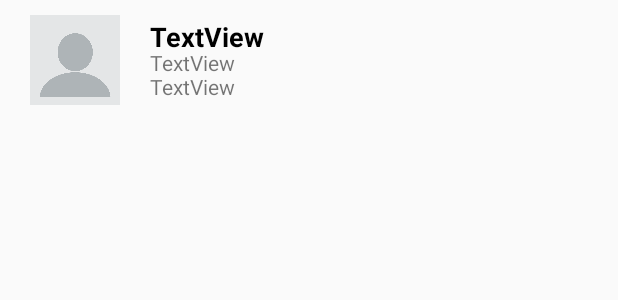
After one commit to yuqiaoliang/Drucker, an Android app: the layout custom_post_outline.xml on its own in the app's theme, with its tools: preview values and no code run, on a phone screen of 412 x 824 dp. The commit adds this screen. Shown: the top 300 px of the screen. Run offline under Robolectric (Android 15) with nearby library versions, the phone set to English and light mode, and no system bars.

Commit message:
view post title UI modify & connect to server modify

```diff
--- a/drucker_android/app/src/main/java/com/example/yueyingwu/testapp/BulbInputActivity.java
+++ b/drucker_android/app/src/main/java/com/example/yueyingwu/testapp/BulbInputActivity.java
@@ -202,7 +202,9 @@ public class BulbInputActivity extends AppCompatActivity {
         private String receivedData = "";
         @Override
         protected Void doInBackground(Void... voids) {
-            String sendURL="http://192.168.1.9:8080/lightModul?x1="+elecRate+"&x2="+taxRate+"&x3="+minReturn+"&s1="+spinnerOld+"&s2="+spinnerNew+"&x4="+oldNumBulb+"&x11="+newNumBulb+"&x5="+oldPrice+"&x12="+newPrice+"&x6="+oldWattage+"&x13="+newWattage+"&x7="+oldLumens+"&x14="+newLumens+"&x8="+oldLifespan+"&x15="+newLifespan+"&x9="+oldHoursWeekday+"&x16="+newHoursWeekday+"&x10="+oldHoursWeekend+"&x17="+newHoursWeekend+"&x18="+rebates;
+            String sendURL="http://10.197.189.82:8080/lightModul?x1="+elecRate+"&x2="+taxRate+"&x3="+minReturn+"&s1="+spinnerOld+"&s2="+spinnerNew+"&x4="+oldNumBulb+"&x11="+newNumBulb+"&x5="+oldPrice+"&x12="+newPrice+"&x6="+oldWattage+"&x13="+newWattage+"&x7="+oldLumens+"&x14="+newLumens+"&x8="+oldLifespan+"&x15="+newLifespan+"&x9="+oldHoursWeekday+"&x16="+newHoursWeekday+"&x10="+oldHoursWeekend+"&x17="+newHoursWeekend+"&x18="+rebates;
+//            String sendURL="http://192.168.1.9:8080/lightModul?x1="+elecRate+"&x2="+taxRate+"&x3="+minReturn+"&s1="+spinnerOld+"&s2="+spinnerNew+"&x4="+oldNumBulb+"&x11="+newNumBulb+"&x5="+oldPrice+"&x12="+newPrice+"&x6="+oldWattage+"&x13="+newWattage+"&x7="+oldLumens+"&x14="+newLumens+"&x8="+oldLifespan+"&x15="+newLifespan+"&x9="+oldHoursWeekday+"&x16="+newHoursWeekday+"&x10="+oldHoursWeekend+"&x17="+newHoursWeekend+"&x18="+rebates;
+
             String method = "GET";
             fetchResult lightingCall = new fetchResult(sendURL,method);
             receivedData = lightingCall.getResult();
--- a/drucker_android/app/src/main/java/com/example/yueyingwu/testapp/PlumbingInputActivity.java
+++ b/drucker_android/app/src/main/java/com/example/yueyingwu/testapp/PlumbingInputActivity.java
@@ -175,7 +175,8 @@ public class PlumbingInputActivity extends AppCompatActivity {
         private String receivedDataPlumb = "";
         @Override
         protected Void doInBackground(Void... voids) {
-            String sendURL="http://192.168.1.9:8080/PlumbModul?y1="+waterCostPlumb+"&y2="+taxRatePlumb+"&y3="+minReturnPlumb+"&s1="+spinnerOld3Plumb+"&s2="+spinnerNew4Plumb+"&y4="+oldNumFixturePlumb+"&y8="+newNumFixturePlumb+"&y5="+oldPricePlumb+"&y9="+newPricePlumb+"&y6="+oldFlowRatePlumb+"&y10="+newFlowRatePlumb+"&y7="+oldEstimatedHoursPerDayPlumb+"&y11="+newEstimatedHoursPerDayPlumb+"&y12="+rebatesPlumb;
+            String sendURL="http://10.197.189.82:8080/PlumbModul?y1="+waterCostPlumb+"&y2="+taxRatePlumb+"&y3="+minReturnPlumb+"&s1="+spinnerOld3Plumb+"&s2="+spinnerNew4Plumb+"&y4="+oldNumFixturePlumb+"&y8="+newNumFixturePlumb+"&y5="+oldPricePlumb+"&y9="+newPricePlumb+"&y6="+oldFlowRatePlumb+"&y10="+newFlowRatePlumb+"&y7="+oldEstimatedHoursPerDayPlumb+"&y11="+newEstimatedHoursPerDayPlumb+"&y12="+rebatesPlumb;
+//            String sendURL="http://192.168.1.9:8080/PlumbModul?y1="+waterCostPlumb+"&y2="+taxRatePlumb+"&y3="+minReturnPlumb+"&s1="+spinnerOld3Plumb+"&s2="+spinnerNew4Plumb+"&y4="+oldNumFixturePlumb+"&y8="+newNumFixturePlumb+"&y5="+oldPricePlumb+"&y9="+newPricePlumb+"&y6="+oldFlowRatePlumb+"&y10="+newFlowRatePlumb+"&y7="+oldEstimatedHoursPerDayPlumb+"&y11="+newEstimatedHoursPerDayPlumb+"&y12="+rebatesPlumb;
             String method = "GET";
             fetchResult lightingCall = new fetchResult(sendURL,method);
             receivedDataPlumb = lightingCall.getResult();
--- a/drucker_android/app/src/main/java/com/example/yueyingwu/testapp/PostDetailActivity.java
+++ b/drucker_android/app/src/main/java/com/example/yueyingwu/testapp/PostDetailActivity.java
@@ -95,7 +95,8 @@ public class PostDetailActivity extends AppCompatActivity {
         private String receiveDetailInfo = "";
         @Override
         protected Void doInBackground(Void... voids) {
-            String sendURL="http://192.168.1.9:8080/forum/post?postid="+Integer.toString(postPID);
+//            String sendURL="http://192.168.1.9:8080/forum/post?postid="+Integer.toString(postPID);
+            String sendURL="http://10.197.189.82:8080/forum/post?postid="+Integer.toString(postPID);
             String method = "GET";
             fetchResult postDetail = new fetchResult(sendURL,method);
             receiveDetailInfo = postDetail.getResult();
--- a/drucker_android/app/src/main/java/com/example/yueyingwu/testapp/customListview.java
+++ b/drucker_android/app/src/main/java/com/example/yueyingwu/testapp/customListview.java
@@ -25,8 +25,6 @@ public class customListview extends ArrayAdapter<String> {
         this.pdfName=pdfName;
         this.picID=picID;
     }
-
-
 
 //    @androidx.annotation.NonNull
 //    @androidx.annotation.Nullable
--- a/drucker_android/app/src/main/res/layout/activity_view_post.xml
+++ b/drucker_android/app/src/main/res/layout/activity_view_post.xml
@@ -12,10 +12,8 @@
         android:layout_height="0dp"
         android:layout_marginStart="8dp"
         android:layout_marginLeft="8dp"
-        android:layout_marginTop="8dp"
         android:layout_marginEnd="8dp"
         android:layout_marginRight="8dp"
-        android:layout_marginBottom="8dp"
         app:layout_constraintBottom_toBottomOf="parent"
         app:layout_constraintEnd_toEndOf="parent"
         app:layout_constraintStart_toStartOf="parent"
--- /dev/null
+++ b/drucker_android/app/src/main/res/layout/custom_post_outline.xml
@@ -0,0 +1,52 @@
+<?xml version="1.0" encoding="utf-8"?>
+<RelativeLayout xmlns:android="http://schemas.android.com/apk/res/android"
+    xmlns:app="http://schemas.android.com/apk/res-auto"
+    xmlns:tools="http://schemas.android.com/tools"
+    android:layout_width="match_parent"
+    android:layout_height="match_parent">
+
+    <ImageView
+        android:id="@+id/imageView3"
+        android:layout_width="60dp"
+        android:layout_height="60dp"
+
+        android:layout_marginStart="20dp"
+        android:layout_marginLeft="40dp"
+        android:layout_marginTop="10dp"
+        android:layout_marginBottom="10dp"
+
+        app:srcCompat="@drawable/forum_profile"
+        tools:srcCompat="@drawable/forum_profile" />
+
+    <TextView
+        android:id="@+id/tvTitleView"
+
+        android:layout_width="wrap_content"
+        android:layout_height="wrap_content"
+        android:layout_marginStart="100dp"
+        android:layout_marginLeft="120dp"
+        android:layout_marginTop="12dp"
+        android:text="TextView"
+        android:textColor="@android:color/background_dark"
+        android:textSize="18sp"
+        android:textStyle="bold" />
+
+    <TextView
+        android:id="@+id/tvAuthorView"
+        android:layout_marginStart="100dp"
+        android:layout_marginLeft="120dp"
+        android:layout_marginTop="32dp"
+        android:layout_width="wrap_content"
+        android:layout_height="wrap_content"
+        android:text="TextView" />
+
+    <TextView
+        android:id="@+id/tvTimeView"
+        android:layout_marginStart="100dp"
+        android:layout_marginLeft="120dp"
+        android:layout_marginTop="48dp"
+        android:layout_width="wrap_content"
+        android:layout_height="wrap_content"
+        android:text="TextView" />
+
+</RelativeLayout>
```
Also changed, not shown: drucker_android/app/src/main/java/com/example/yueyingwu/testapp/ViewPostActivity.java (+52 -2 lines), drucker_android/app/src/main/java/com/example/yueyingwu/testapp/loginActivity.java (+6 -5 lines), drucker_android/app/src/main/res/drawable/forum_profile.png (added).
